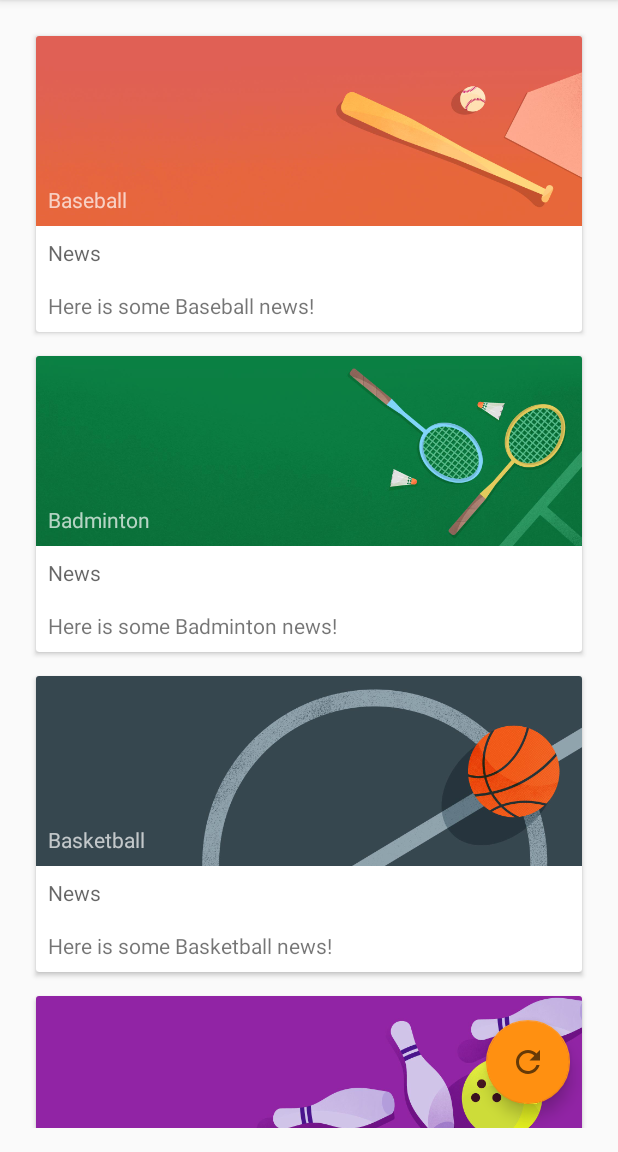
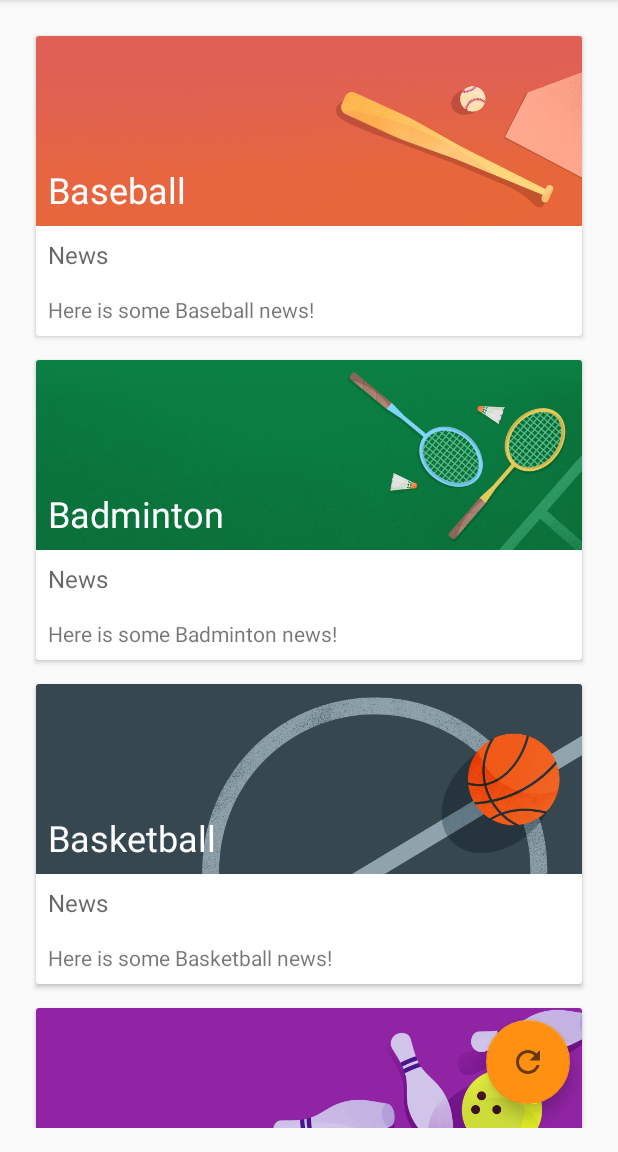
Before and after one commit to lmaoncio/MaterialMe-Starter, an Android app: the screen it shows after launch (MainActivity), on a phone screen of 412 x 824 dp, the part 84-1236 px from its top. Run offline under Robolectric (Android 15) with nearby library versions, the phone set to English and light mode, and no system bars; pictures from the network do not load.

Commit message:
Second commit

```diff
--- a/app/src/main/java/com/example/android/materialme/MainActivity.java
+++ b/app/src/main/java/com/example/android/materialme/MainActivity.java
@@ -23,6 +23,7 @@ import android.view.View;
 
 import androidx.annotation.NonNull;
 import androidx.appcompat.app.AppCompatActivity;
+import androidx.recyclerview.widget.GridLayoutManager;
 import androidx.recyclerview.widget.ItemTouchHelper;
 import androidx.recyclerview.widget.LinearLayoutManager;
 import androidx.recyclerview.widget.RecyclerView;
@@ -46,11 +47,14 @@ public class MainActivity extends AppCompatActivity {
         super.onCreate(savedInstanceState);
         setContentView(R.layout.activity_main);
 
+        int gridColumnCount = getResources().getInteger(R.integer.grid_column_count);
+
         //Initialize the RecyclerView
         mRecyclerView = (RecyclerView) findViewById(R.id.recyclerView);
 
         //Set the Layout Manager
-        mRecyclerView.setLayoutManager(new LinearLayoutManager(this));
+
+        mRecyclerView.setLayoutManager(new GridLayoutManager(this, gridColumnCount));
 
         //Initialize the ArrayLIst that will contain the data
         mSportsData = new ArrayList<>();
@@ -58,10 +62,16 @@ public class MainActivity extends AppCompatActivity {
         //Initialize the adapter and set it ot the RecyclerView
         mAdapter = new SportsAdapter(this, mSportsData);
         mRecyclerView.setAdapter(mAdapter);
+
+        int swipeDirs;
+        if(gridColumnCount > 1){
+            swipeDirs = 0;
+        } else {
+            swipeDirs = ItemTouchHelper.LEFT | ItemTouchHelper.RIGHT;
+        }
         ItemTouchHelper helper = new ItemTouchHelper(new ItemTouchHelper
                 .SimpleCallback(ItemTouchHelper.LEFT | ItemTouchHelper.RIGHT |
-                ItemTouchHelper.DOWN | ItemTouchHelper.UP, ItemTouchHelper.LEFT |
-                ItemTouchHelper.RIGHT) {
+                ItemTouchHelper.DOWN | ItemTouchHelper.UP, swipeDirs) {
             @Override
             public boolean onMove(@NonNull RecyclerView recyclerView, @NonNull RecyclerView.ViewHolder viewHolder, @NonNull RecyclerView.ViewHolder target) {
                 int from = viewHolder.getAdapterPosition();
--- a/app/src/main/res/layout/list_item.xml
+++ b/app/src/main/res/layout/list_item.xml
@@ -32,6 +32,7 @@
 
         <TextView
             android:id="@+id/title"
+            style="@style/SportsTitle"
             android:layout_width="wrap_content"
             android:layout_height="wrap_content"
             android:layout_alignBottom="@id/sportsImage"
@@ -40,6 +41,7 @@
             android:theme="@style/ThemeOverlay.AppCompat.Dark" />
 
         <TextView
+            style="@style/SportsDetailText"
             android:id="@+id/newsTitle"
             android:layout_width="wrap_content"
             android:layout_height="wrap_content"
--- /dev/null
+++ b/app/src/main/res/values-land/integers.xml
@@ -0,0 +1,6 @@
+<?xml version="1.0" encoding="utf-8"?>
+<resources>
+    <integer name="grid_column_count">2</integer>
+
+
+</resources>
--- /dev/null
+++ b/app/src/main/res/values-sw600dp-land/integers.xml
@@ -0,0 +1,4 @@
+<?xml version="1.0" encoding="utf-8"?>
+<resources>
+    <integer name="grid_column_count">3</integer>
+</resources>
--- /dev/null
+++ b/app/src/main/res/values-sw600dp/integers.xml
@@ -0,0 +1,4 @@
+<?xml version="1.0" encoding="utf-8"?>
+<resources>
+    <integer name="grid_column_count">2</integer>
+</resources>
--- /dev/null
+++ b/app/src/main/res/values-sw600dp/styles.xml
@@ -0,0 +1,9 @@
+<?xml version="1.0" encoding="utf-8"?>
+<resources xmlns:android="http://schemas.android.com/apk/res/android">
+    <style name="SportsTitle" parent="TextAppearance.AppCompat.Display1"
+        android:textColor="?android:textColorPrimary">
+    </style>
+    <style name="SportsDetailText" parent="TextAppearance.AppCompat.Headline">
+
+    </style>
+</resources>
--- /dev/null
+++ b/app/src/main/res/values/integers.xml
@@ -0,0 +1,7 @@
+<?xml version="1.0" encoding="utf-8"?>
+<resources>
+    <integer name="grid_column_count">1</integer>
+
+
+
+</resources>
--- a/app/src/main/res/values/styles.xml
+++ b/app/src/main/res/values/styles.xml
@@ -23,4 +23,11 @@
         <item name="colorAccent">#ff9011</item>
     </style>
 
+    <style name="SportsTitle" parent="TextAppearance.AppCompat.Headline">
+
+    </style>
+    <style name="SportsDetailText" parent="TextAppearance.AppCompat.Subhead">
+
+    </style>
+
 </resources>
```
Also changed, not shown: 1 other file.
